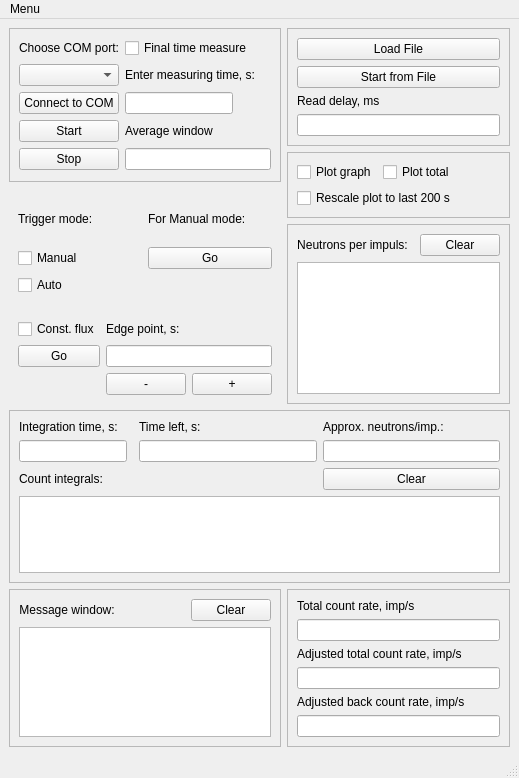
Before: the Qt Designer form caller.ui in goodvin360/pivn_app, drawn with Qt 5.
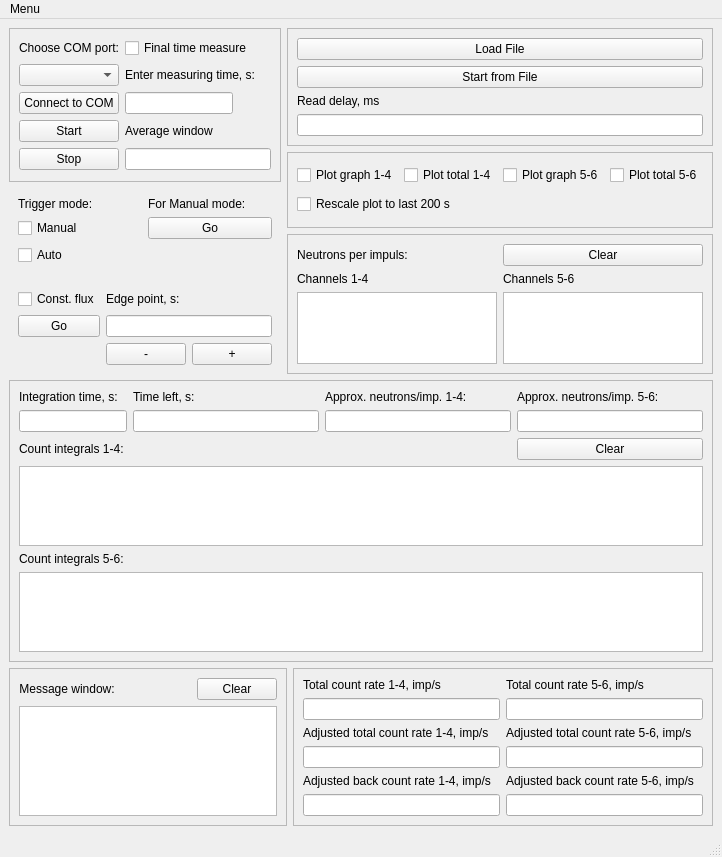
After: the same form once the commit is applied.

Commit message: 13.12.2024 work 1 -implemented functionality for working with six counters: counters 1 through 4 are the sensitive channel, 5 through 6 are the rough registration channel -added the ability to select the sensitive and rough channels in the coefficient input interface -implementation of the transfer of auxiliary functions to additional windows has begun (reading from a file, rendering options, trigger menu, etc.) -gui updated

The edit to the form file:
```diff
--- a/caller.ui
+++ b/caller.ui
@@ -6,10 +6,16 @@
    <rect>
     <x>0</x>
     <y>0</y>
-    <width>504</width>
-    <height>778</height>
+    <width>670</width>
+    <height>857</height>
    </rect>
   </property>
+  <property name="sizePolicy">
+   <sizepolicy hsizetype="Preferred" vsizetype="Minimum">
+    <horstretch>0</horstretch>
+    <verstretch>0</verstretch>
+   </sizepolicy>
+  </property>
   <property name="maximumSize">
    <size>
     <width>16777215</width>
@@ -21,229 +27,6 @@
   </property>
   <widget class="QWidget" name="centralwidget">
    <layout class="QGridLayout" name="gridLayout_9">
-    <item row="3" column="1" rowspan="2">
-     <widget class="QFrame" name="frame_5">
-      <property name="frameShape">
-       <enum>QFrame::StyledPanel</enum>
-      </property>
-      <property name="frameShadow">
-       <enum>QFrame::Raised</enum>
-      </property>
-      <layout class="QGridLayout" name="gridLayout_7">
-       <item row="0" column="2">
-        <widget class="QPushButton" name="pushButton_6">
-         <property name="text">
-          <string>Clear</string>
-         </property>
-        </widget>
-       </item>
-       <item row="0" column="1">
-        <spacer name="horizontalSpacer">
-         <property name="orientation">
-          <enum>Qt::Horizontal</enum>
-         </property>
-         <property name="sizeType">
-          <enum>QSizePolicy::Expanding</enum>
-         </property>
-         <property name="sizeHint" stdset="0">
-          <size>
-           <width>40</width>
-           <height>20</height>
-          </size>
-         </property>
-        </spacer>
-       </item>
-       <item row="1" column="0" colspan="3">
-        <widget class="QTextBrowser" name="textBrowser_2">
-         <property name="maximumSize">
-          <size>
-           <width>16777215</width>
-           <height>16777215</height>
-          </size>
-         </property>
-        </widget>
-       </item>
-       <item row="0" column="0">
-        <widget class="QLabel" name="label_4">
-         <property name="sizePolicy">
-          <sizepolicy hsizetype="Fixed" vsizetype="Preferred">
-           <horstretch>0</horstretch>
-           <verstretch>0</verstretch>
-          </sizepolicy>
-         </property>
-         <property name="text">
-          <string>Neutrons per impuls:</string>
-         </property>
-         <property name="alignment">
-          <set>Qt::AlignCenter</set>
-         </property>
-        </widget>
-       </item>
-      </layout>
-     </widget>
-    </item>
-    <item row="6" column="0">
-     <widget class="QFrame" name="frame">
-      <property name="frameShape">
-       <enum>QFrame::StyledPanel</enum>
-      </property>
-      <property name="frameShadow">
-       <enum>QFrame::Raised</enum>
-      </property>
-      <layout class="QGridLayout" name="gridLayout_3">
-       <item row="0" column="1">
-        <spacer name="horizontalSpacer_2">
-         <property name="orientation">
-          <enum>Qt::Horizontal</enum>
-         </property>
-         <property name="sizeHint" stdset="0">
-          <size>
-           <width>40</width>
-           <height>20</height>
-          </size>
-         </property>
-        </spacer>
-       </item>
-       <item row="0" column="0">
-        <widget class="QLabel" name="label">
-         <property name="sizePolicy">
-          <sizepolicy hsizetype="Fixed" vsizetype="Minimum">
-           <horstretch>0</horstretch>
-           <verstretch>0</verstretch>
-          </sizepolicy>
-         </property>
-         <property name="text">
-          <string>Message window:</string>
-         </property>
-         <property name="alignment">
-          <set>Qt::AlignCenter</set>
-         </property>
-        </widget>
-       </item>
-       <item row="0" column="2">
-        <widget class="QPushButton" name="pushButton_9">
-         <property name="text">
-          <string>Clear</string>
-         </property>
-        </widget>
-       </item>
-       <item row="2" column="0" colspan="3">
-        <widget class="QTextBrowser" name="textBrowser">
-         <property name="sizePolicy">
-          <sizepolicy hsizetype="Expanding" vsizetype="Expanding">
-           <horstretch>0</horstretch>
-           <verstretch>0</verstretch>
-          </sizepolicy>
-         </property>
-         <property name="maximumSize">
-          <size>
-           <width>16777215</width>
-           <height>16777215</height>
-          </size>
-         </property>
-         <property name="contextMenuPolicy">
-          <enum>Qt::DefaultContextMenu</enum>
-         </property>
-         <property name="verticalScrollBarPolicy">
-          <enum>Qt::ScrollBarAsNeeded</enum>
-         </property>
-        </widget>
-       </item>
-      </layout>
-     </widget>
-    </item>
-    <item row="5" column="0" colspan="2">
-     <widget class="QFrame" name="frame_6">
-      <property name="frameShape">
-       <enum>QFrame::StyledPanel</enum>
-      </property>
-      <property name="frameShadow">
-       <enum>QFrame::Raised</enum>
-      </property>
-      <layout class="QGridLayout" name="gridLayout_8">
-       <item row="0" column="2">
-        <widget class="QLabel" name="label_15">
-         <property name="text">
-          <string>Time left, s:</string>
-         </property>
-        </widget>
-       </item>
-       <item row="0" column="3">
-        <widget class="QLabel" name="label_8">
-         <property name="sizePolicy">
-          <sizepolicy hsizetype="Minimum" vsizetype="Preferred">
-           <horstretch>0</horstretch>
-           <verstretch>0</verstretch>
-          </sizepolicy>
-         </property>
-         <property name="text">
-          <string>Approx. neutrons/imp.:</string>
-         </property>
-        </widget>
-       </item>
-       <item row="2" column="0">
-        <widget class="QLabel" name="label_9">
-         <property name="text">
-          <string>Count integrals:</string>
-         </property>
-        </widget>
-       </item>
-       <item row="1" column="2">
-        <widget class="QLineEdit" name="lineEdit_10">
-         <property name="alignment">
-          <set>Qt::AlignRight|Qt::AlignTrailing|Qt::AlignVCenter</set>
-         </property>
-        </widget>
-       </item>
-       <item row="2" column="3">
-        <widget class="QPushButton" name="pushButton_12">
-         <property name="text">
-          <string>Clear</string>
-         </property>
-        </widget>
-       </item>
-       <item row="0" column="0">
-        <widget class="QLabel" name="label_7">
-         <property name="sizePolicy">
-          <sizepolicy hsizetype="Minimum" vsizetype="Preferred">
-           <horstretch>0</horstretch>
-           <verstretch>0</verstretch>
-          </sizepolicy>
-         </property>
-         <property name="layoutDirection">
-          <enum>Qt::LeftToRight</enum>
-         </property>
-         <property name="text">
-          <string>Integration time, s:</string>
-         </property>
-        </widget>
-       </item>
-       <item row="3" column="0" colspan="4">
-        <widget class="QTextBrowser" name="textBrowser_3"/>
-       </item>
-       <item row="1" column="3">
-        <widget class="QLineEdit" name="lineEdit_6">
-         <property name="alignment">
-          <set>Qt::AlignRight|Qt::AlignTrailing|Qt::AlignVCenter</set>
-         </property>
-        </widget>
-       </item>
-       <item row="1" column="0">
-        <widget class="QLineEdit" name="lineEdit_5">
-         <property name="sizePolicy">
-          <sizepolicy hsizetype="Minimum" vsizetype="Preferred">
-           <horstretch>0</horstretch>
-           <verstretch>0</verstretch>
-          </sizepolicy>
-         </property>
-         <property name="alignment">
-          <set>Qt::AlignRight|Qt::AlignTrailing|Qt::AlignVCenter</set>
-         </property>
-        </widget>
-       </item>
-      </layout>
-     </widget>
-    </item>
     <item row="0" column="0" rowspan="2">
      <widget class="QFrame" name="frame_4">
       <property name="frameShape">
@@ -361,8 +144,107 @@
       </layout>
      </widget>
     </item>
+    <item row="0" column="1" colspan="2">
+     <widget class="QFrame" name="frame_2">
+      <property name="frameShape">
+       <enum>QFrame::StyledPanel</enum>
+      </property>
+      <property name="frameShadow">
+       <enum>QFrame::Raised</enum>
+      </property>
+      <layout class="QGridLayout" name="gridLayout_2">
+       <item row="0" column="0">
+        <widget class="QPushButton" name="pushButton_4">
+         <property name="text">
+          <string>Load File</string>
+         </property>
+        </widget>
+       </item>
+       <item row="1" column="0">
+        <widget class="QPushButton" name="pushButton_5">
+         <property name="text">
+          <string>Start from File</string>
+         </property>
+        </widget>
+       </item>
+       <item row="2" column="0">
+        <widget class="QLabel" name="label_13">
+         <property name="text">
+          <string>Read delay, ms</string>
+         </property>
+        </widget>
+       </item>
+       <item row="3" column="0">
+        <widget class="QLineEdit" name="lineEdit_8">
+         <property name="alignment">
+          <set>Qt::AlignRight|Qt::AlignTrailing|Qt::AlignVCenter</set>
+         </property>
+        </widget>
+       </item>
+      </layout>
+     </widget>
+    </item>
+    <item row="1" column="1" rowspan="2" colspan="2">
+     <widget class="QFrame" name="frame_3">
+      <property name="frameShape">
+       <enum>QFrame::StyledPanel</enum>
+      </property>
+      <property name="frameShadow">
+       <enum>QFrame::Raised</enum>
+      </property>
+      <layout class="QGridLayout" name="gridLayout_5">
+       <item row="0" column="0">
+        <widget class="QCheckBox" name="checkBox_3">
+         <property name="sizePolicy">
+          <sizepolicy hsizetype="Fixed" vsizetype="Fixed">
+           <horstretch>0</horstretch>
+           <verstretch>0</verstretch>
+          </sizepolicy>
+         </property>
+         <property name="text">
+          <string>Plot graph 1-4</string>
+         </property>
+        </widget>
+       </item>
+       <item row="0" column="1">
+        <widget class="QCheckBox" name="checkBox_4">
+         <property name="text">
+          <string>Plot total 1-4</string>
+         </property>
+        </widget>
+       </item>
+       <item row="0" column="2">
+        <widget class="QCheckBox" name="checkBox_2">
+         <property name="text">
+          <string>Plot graph 5-6</string>
+         </property>
+        </widget>
+       </item>
+       <item row="0" column="3">
+        <widget class="QCheckBox" name="checkBox_9">
+         <property name="text">
+          <string>Plot total 5-6</string>
+         </property>
+        </widget>
+       </item>
+       <item row="1" column="0" colspan="2">
+        <widget class="QCheckBox" name="checkBox_5">
+         <property name="text">
+          <string>Rescale plot to last 200 s</string>
+         </property>
+        </widget>
+       </item>
+      </layout>
+     </widget>
+    </item>
     <item row="2" column="0" rowspan="2">
      <widget class="QWidget" name="widget_2" native="true">
+      <property name="sizePolicy">
+       <sizepolicy hsizetype="Preferred" vsizetype="Preferred">
+        <horstretch>0</horstretch>
+        <verstretch>0</verstretch>
+       </sizepolicy>
+      </property>
       <layout class="QGridLayout" name="gridLayout">
        <item row="1" column="1">
         <widget class="QPushButton" name="pushButton_7">
@@ -402,8 +284,98 @@
       </layout>
      </widget>
     </item>
+    <item row="3" column="1" rowspan="2" colspan="2">
+     <widget class="QFrame" name="frame_5">
+      <property name="sizePolicy">
+       <sizepolicy hsizetype="Preferred" vsizetype="Preferred">
+        <horstretch>0</horstretch>
+        <verstretch>0</verstretch>
+       </sizepolicy>
+      </property>
+      <property name="frameShape">
+       <enum>QFrame::StyledPanel</enum>
+      </property>
+      <property name="frameShadow">
+       <enum>QFrame::Raised</enum>
+      </property>
+      <layout class="QGridLayout" name="gridLayout_7">
+       <item row="0" column="0">
+        <widget class="QLabel" name="label_4">
+         <property name="sizePolicy">
+          <sizepolicy hsizetype="Fixed" vsizetype="Preferred">
+           <horstretch>0</horstretch>
+           <verstretch>0</verstretch>
+          </sizepolicy>
+         </property>
+         <property name="text">
+          <string>Neutrons per impuls:</string>
+         </property>
+         <property name="alignment">
+          <set>Qt::AlignCenter</set>
+         </property>
+        </widget>
+       </item>
+       <item row="0" column="1">
+        <spacer name="horizontalSpacer">
+         <property name="orientation">
+          <enum>Qt::Horizontal</enum>
+         </property>
+         <property name="sizeType">
+          <enum>QSizePolicy::Expanding</enum>
+         </property>
+         <property name="sizeHint" stdset="0">
+          <size>
+           <width>40</width>
+           <height>20</height>
+          </size>
+         </property>
+        </spacer>
+       </item>
+       <item row="0" column="2">
+        <widget class="QPushButton" name="pushButton_6">
+         <property name="text">
+          <string>Clear</string>
+         </property>
+        </widget>
+       </item>
+       <item row="1" column="0">
+        <widget class="QLabel" name="label_20">
+         <property name="text">
+          <string>Channels 1-4</string>
+         </property>
+        </widget>
+       </item>
+       <item row="1" column="2">
+        <widget class="QLabel" name="label_21">
+         <property name="text">
+          <string>Channels 5-6</string>
+         </property>
+        </widget>
+       </item>
+       <item row="2" column="0" colspan="2">
+        <widget class="QTextBrowser" name="textBrowser_2">
+         <property name="maximumSize">
+          <size>
+           <width>16777215</width>
+           <height>16777215</height>
+          </size>
+         </property>
+        </widget>
+       </item>
+       <item row="2" column="2">
+        <widget class="QTextBrowser" name="textBrowser_5"/>
+       </item>
+      </layout>
+     </widget>
+    </item>
     <item row="4" column="0">
      <widget class="QWidget" name="widget_3" native="true">
+      <property name="sizePolicy">
+       <sizepolicy hsizetype="Preferred" vsizetype="Preferred">
+        <horstretch>0</horstretch>
+        <verstretch>0</verstretch>
+       </sizepolicy>
+      </property>
       <layout class="QGridLayout" name="gridLayout_4">
        <item row="2" column="2">
         <widget class="QPushButton" name="pushButton_10">
@@ -450,136 +422,309 @@
       </layout>
      </widget>
     </item>
-    <item row="1" column="1" rowspan="2">
-     <widget class="QFrame" name="frame_3">
-      <property name="frameShape">
-       <enum>QFrame::StyledPanel</enum>
+    <item row="5" column="0" colspan="3">
+     <widget class="QFrame" name="frame_6">
+      <property name="sizePolicy">
+       <sizepolicy hsizetype="Preferred" vsizetype="Preferred">
+        <horstretch>0</horstretch>
+        <verstretch>0</verstretch>
+       </sizepolicy>
       </property>
-      <property name="frameShadow">
-       <enum>QFrame::Raised</enum>
-      </property>
-      <layout class="QGridLayout" name="gridLayout_5">
-       <item row="0" column="0">
-        <widget class="QCheckBox" name="checkBox_3">
-         <property name="sizePolicy">
-          <sizepolicy hsizetype="Fixed" vsizetype="Fixed">
-           <horstretch>0</horstretch>
-           <verstretch>0</verstretch>
-          </sizepolicy>
-         </property>
-         <property name="text">
-          <string>Plot graph</string>
-         </property>
-        </widget>
-       </item>
-       <item row="0" column="1">
-        <widget class="QCheckBox" name="checkBox_4">
-         <property name="text">
-          <string>Plot total</string>
-         </property>
-        </widget>
-       </item>
-       <item row="1" column="0" colspan="2">
-        <widget class="QCheckBox" name="checkBox_5">
-         <property name="text">
-          <string>Rescale plot to last 200 s</string>
-         </property>
-        </widget>
-       </item>
-      </layout>
-     </widget>
-    </item>
-    <item row="0" column="1">
-     <widget class="QFrame" name="frame_2">
       <property name="frameShape">
        <enum>QFrame::StyledPanel</enum>
       </property>
       <property name="frameShadow">
        <enum>QFrame::Raised</enum>
       </property>
-      <layout class="QGridLayout" name="gridLayout_2">
-       <item row="0" column="0">
-        <widget class="QPushButton" name="pushButton_4">
-         <property name="text">
-          <string>Load File</string>
-         </property>
-        </widget>
-       </item>
+      <layout class="QGridLayout" name="gridLayout_8">
        <item row="1" column="0">
-        <widget class="QPushButton" name="pushButton_5">
-         <property name="text">
-          <string>Start from File</string>
+        <widget class="QLineEdit" name="lineEdit_5">
+         <property name="sizePolicy">
+          <sizepolicy hsizetype="Minimum" vsizetype="Preferred">
+           <horstretch>0</horstretch>
+           <verstretch>0</verstretch>
+          </sizepolicy>
+         </property>
+         <property name="alignment">
+          <set>Qt::AlignRight|Qt::AlignTrailing|Qt::AlignVCenter</set>
+         </property>
+        </widget>
+       </item>
+       <item row="1" column="3">
+        <widget class="QLineEdit" name="lineEdit_14">
+         <property name="alignment">
+          <set>Qt::AlignRight|Qt::AlignTrailing|Qt::AlignVCenter</set>
          </property>
         </widget>
        </item>
        <item row="2" column="0">
-        <widget class="QLabel" name="label_13">
+        <widget class="QLabel" name="label_9">
          <property name="text">
-          <string>Read delay, ms</string>
+          <string>Count integrals 1-4:</string>
          </property>
         </widget>
        </item>
-       <item row="3" column="0">
-        <widget class="QLineEdit" name="lineEdit_8">
+       <item row="2" column="3">
+        <widget class="QPushButton" name="pushButton_12">
+         <property name="text">
+          <string>Clear</string>
+         </property>
+        </widget>
+       </item>
+       <item row="0" column="2">
+        <widget class="QLabel" name="label_8">
+         <property name="sizePolicy">
+          <sizepolicy hsizetype="Minimum" vsizetype="Preferred">
+           <horstretch>0</horstretch>
+           <verstretch>0</verstretch>
+          </sizepolicy>
+         </property>
+         <property name="text">
+          <string>Approx. neutrons/imp. 1-4:</string>
+         </property>
+        </widget>
+       </item>
+       <item row="1" column="2">
+        <widget class="QLineEdit" name="lineEdit_6">
          <property name="alignment">
           <set>Qt::AlignRight|Qt::AlignTrailing|Qt::AlignVCenter</set>
          </property>
         </widget>
        </item>
+       <item row="3" column="0" colspan="4">
+        <widget class="QTextBrowser" name="textBrowser_3"/>
+       </item>
+       <item row="1" column="1">
+        <widget class="QLineEdit" name="lineEdit_10">
+         <property name="alignment">
+          <set>Qt::AlignRight|Qt::AlignTrailing|Qt::AlignVCenter</set>
+         </property>
+        </widget>
+       </item>
+       <item row="0" column="3">
+        <widget class="QLabel" name="label_22">
+         <property name="sizePolicy">
+          <sizepolicy hsizetype="Minimum" vsizetype="Preferred">
+           <horstretch>0</horstretch>
+           <verstretch>0</verstretch>
+          </sizepolicy>
+         </property>
+         <property name="text">
+          <string>Approx. neutrons/imp. 5-6:</string>
+         </property>
+        </widget>
+       </item>
+       <item row="5" column="0" colspan="4">
+        <widget class="QTextBrowser" name="textBrowser_4"/>
+       </item>
+       <item row="0" column="1">
+        <widget class="QLabel" name="label_15">
+         <property name="text">
+          <string>Time left, s:</string>
+         </property>
+        </widget>
+       </item>
+       <item row="4" column="0">
+        <widget class="QLabel" name="label_19">
+         <property name="text">
+          <string>Count integrals 5-6:</string>
+         </property>
+        </widget>
+       </item>
+       <item row="0" column="0">
+        <widget class="QLabel" name="label_7">
+         <property name="sizePolicy">
+          <sizepolicy hsizetype="Minimum" vsizetype="Preferred">
+           <horstretch>0</horstretch>
+           <verstretch>0</verstretch>
+          </sizepolicy>
+         </property>
+         <property name="layoutDirection">
+          <enum>Qt::LeftToRight</enum>
+         </property>
+         <property name="text">
+          <string>Integration time, s:</string>
+         </property>
+        </widget>
+       </item>
       </layout>
      </widget>
     </item>
-    <item row="6" column="1">
+    <item row="6" column="0" colspan="2">
+     <widget class="QFrame" name="frame">
+      <property name="sizePolicy">
+       <sizepolicy hsizetype="Preferred" vsizetype="Preferred">
+        <horstretch>0</horstretch>
+        <verstretch>0</verstretch>
+       </sizepolicy>
+      </property>
+      <property name="frameShape">
+       <enum>QFrame::StyledPanel</enum>
+      </property>
+      <property name="frameShadow">
+       <enum>QFrame::Raised</enum>
+      </property>
+      <layout class="QGridLayout" name="gridLayout_3">
+       <item row="0" column="1">
+        <spacer name="horizontalSpacer_2">
+         <property name="orientation">
+          <enum>Qt::Horizontal</enum>
+         </property>
+         <property name="sizeHint" stdset="0">
+          <size>
+           <width>40</width>
+           <height>20</height>
+          </size>
+         </property>
+        </spacer>
+       </item>
+       <item row="0" column="0">
+        <widget class="QLabel" name="label">
+         <property name="sizePolicy">
+          <sizepolicy hsizetype="Fixed" vsizetype="Minimum">
+           <horstretch>0</horstretch>
+           <verstretch>0</verstretch>
+          </sizepolicy>
+         </property>
+         <property name="text">
+          <string>Message window:</string>
+         </property>
+         <property name="alignment">
+          <set>Qt::AlignCenter</set>
+         </property>
+        </widget>
+       </item>
+       <item row="0" column="2">
+        <widget class="QPushButton" name="pushButton_9">
+         <property name="text">
+          <string>Clear</string>
+         </property>
+        </widget>
+       </item>
+       <item row="2" column="0" colspan="3">
+        <widget class="QTextBrowser" name="textBrowser">
+         <property name="sizePolicy">
+          <sizepolicy hsizetype="Expanding" vsizetype="Expanding">
+           <horstretch>0</horstretch>
+           <verstretch>0</verstretch>
+          </sizepolicy>
+         </property>
+         <property name="maximumSize">
+          <size>
+           <width>16777215</width>
+           <height>16777215</height>
+          </size>
+         </property>
+         <property name="contextMenuPolicy">
+          <enum>Qt::DefaultContextMenu</enum>
+         </property>
+         <property name="verticalScrollBarPolicy">
+          <enum>Qt::ScrollBarAsNeeded</enum>
+         </property>
+        </widget>
+       </item>
+      </layout>
+     </widget>
+    </item>
+    <item row="6" column="2">
      <widget class="QFrame" name="frame_7">
+      <property name="sizePolicy">
+       <sizepolicy hsizetype="Preferred" vsizetype="Preferred">
+        <horstretch>0</horstretch>
+        <verstretch>0</verstretch>
+       </sizepolicy>
+      </property>
       <property name="frameShape">
        <enum>QFrame::StyledPanel</enum>
       </property>
       <property name="frameShadow">
        <enum>QFrame::Raised</enum>
       </property>
-      <layout class="QVBoxLayout" name="verticalLayout">
-       <item>
+      <layout class="QGridLayout" name="gridLayout_10">
+       <item row="0" column="0">
         <widget class="QLabel" name="label_12">
          <property name="text">
-          <string>Total count rate, imp/s</string>
+          <string>Total count rate 1-4, imp/s</string>
          </property>
         </widget>
        </item>
-       <item>
+       <item row="0" column="1">
+        <widget class="QLabel" name="label_16">
+         <property name="text">
+          <string>Total count rate 5-6, imp/s</string>
+         </property>
+        </widget>
+       </item>
+       <item row="1" column="0">
         <widget class="QLineEdit" name="lineEdit_4">
          <property name="alignment">
           <set>Qt::AlignRight|Qt::AlignTrailing|Qt::AlignVCenter</set>
          </property>
         </widget>
        </item>
-       <item>
+       <item row="1" column="1">
+        <widget class="QLineEdit" name="lineEdit_12">
+         <property name="alignment">
+          <set>Qt::AlignRight|Qt::AlignTrailing|Qt::AlignVCenter</set>
+         </property>
+        </widget>
+       </item>
+       <item row="2" column="0">
         <widget class="QLabel" name="label_5">
          <property name="text">
-          <string>Adjusted total count rate, imp/s</string>
+          <string>Adjusted total count rate 1-4, imp/s</string>
          </property>
         </widget>
        </item>
-       <item>
+       <item row="2" column="1">
+        <widget class="QLabel" name="label_17">
+         <property name="text">
+          <string>Adjusted total count rate 5-6, imp/s</string>
+         </property>
+        </widget>
+       </item>
+       <item row="3" column="0">
         <widget class="QLineEdit" name="lineEdit_2">
          <property name="alignment">
           <set>Qt::AlignRight|Qt::AlignTrailing|Qt::AlignVCenter</set>
          </property>
         </widget>
        </item>
-       <item>
+       <item row="3" column="1">
+        <widget class="QLineEdit" name="lineEdit_13">
+         <property name="alignment">
+          <set>Qt::AlignRight|Qt::AlignTrailing|Qt::AlignVCenter</set>
+         </property>
+        </widget>
+       </item>
+       <item row="4" column="0">
         <widget class="QLabel" name="label_6">
          <property name="text">
-          <string>Adjusted back count rate, imp/s</string>
+          <string>Adjusted back count rate 1-4, imp/s</string>
          </property>
         </widget>
        </item>
-       <item>
+       <item row="4" column="1">
+        <widget class="QLabel" name="label_18">
+         <property name="text">
+          <string>Adjusted back count rate 5-6, imp/s</string>
+         </property>
+        </widget>
+       </item>
+       <item row="5" column="0">
         <widget class="QLineEdit" name="lineEdit_3">
          <property name="alignment">
           <set>Qt::AlignRight|Qt::AlignTrailing|Qt::AlignVCenter</set>
          </property>
         </widget>
        </item>
+       <item row="5" column="1">
+        <widget class="QLineEdit" name="lineEdit_11">
+         <property name="alignment">
+          <set>Qt::AlignRight|Qt::AlignTrailing|Qt::AlignVCenter</set>
+         </property>
+        </widget>
+       </item>
       </layout>
      </widget>
     </item>
@@ -590,7 +735,7 @@
     <rect>
      <x>0</x>
      <y>0</y>
-     <width>504</width>
+     <width>670</width>
      <height>21</height>
     </rect>
    </property>
```
Left out of the diff: 98 changed lines with no effect on the pictures. The commit also changes 18 other files.
